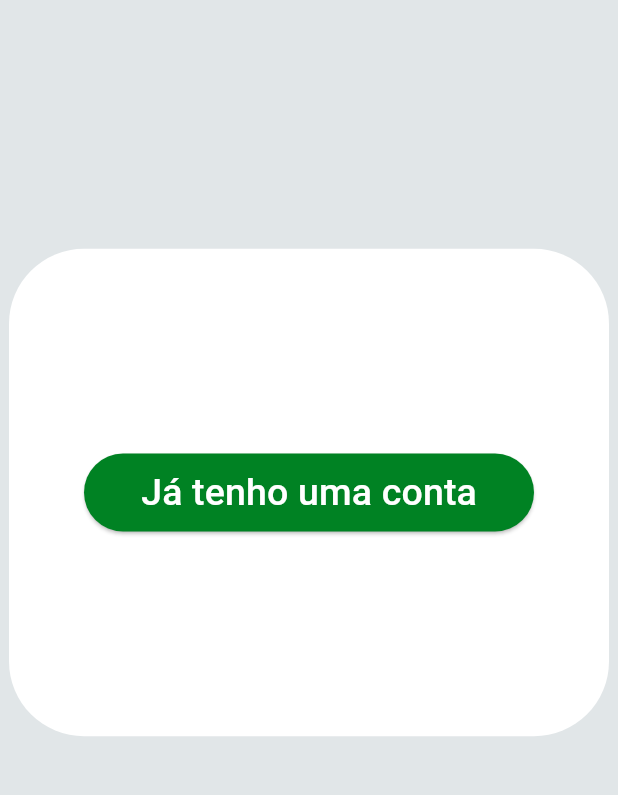
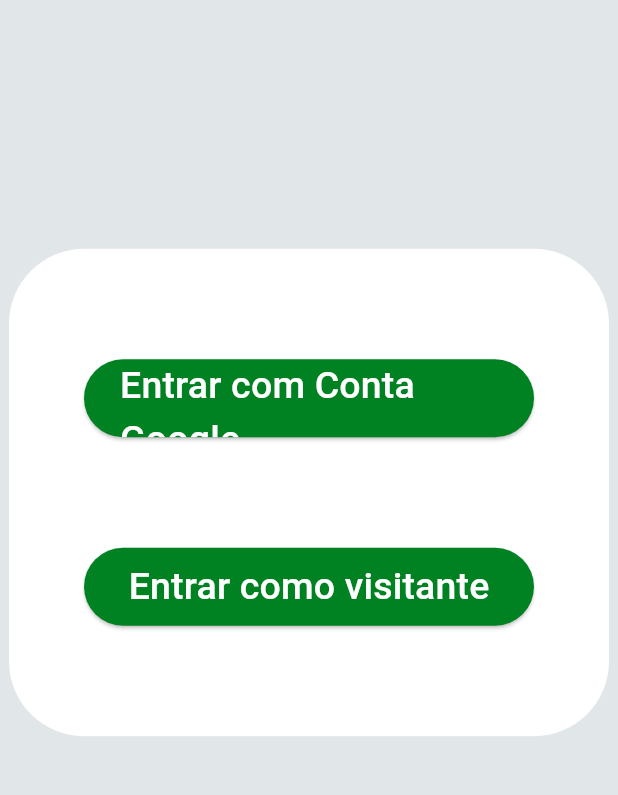
Before and after one commit to Promove-UFF/promove-uff-app, a Flutter app: the screen it shows after launch, on a phone screen of 412 x 824 dp, the part 280-1075 px from its top. Run offline on Flutter 3.47's test engine with Material 3 defaults, Android fonts, the phone set to English and light mode, and no system bars; our stand-ins replace cloud_firestore, firebase_auth, firebase_core, flutter_map, google_sign_in, latlong2; accounts and stored records are empty; Roboto replaces fonts that are missing (Montserrat).

Commit message:
Add visitante

```diff
--- a/app/lib/home.dart
+++ b/app/lib/home.dart
@@ -2,6 +2,7 @@
 import 'package:project_uff/google_sign_in_handler.dart';
 import 'package:project_uff/interface.dart';
 import 'package:provider/provider.dart';
+import 'package:project_uff/usuario.dart';
 
 class MyScreen extends StatelessWidget {
   const MyScreen({super.key});
@@ -75,7 +76,7 @@
               ),
               onPressed: () => googleSignInHandler?.signInWithGoogle(context),
               child: Text(
-                'Já tenho uma conta',
+                'Entrar com Conta Google',
                 style: TextStyle(
                   color: Colors.white,
                   fontSize: 25,
@@ -84,29 +85,34 @@
               ),
             ),
           ),
-          // SizedBox(
-          //   width: 300,
-          //   height: 52,
-          //   child: ElevatedButton(
-          //     style: ElevatedButton.styleFrom(
-          //       backgroundColor: Color.fromARGB(255, 0, 130, 35),
-          //     ),
-          //     onPressed: () => Navigator.push(
-          //       context,
-          //       MaterialPageRoute(
-          //         builder: (context) => InterfacePage(0),
-          //       ),
-          //     ),
-          //     child: Text(
-          //       'Não tenho uma conta',
-          //       style: TextStyle(
-          //         color: Colors.white,
-          //         fontSize: 25,
-          //         fontFamily: 'Montserrat',
-          //       ),
-          //     ),
-          //   ),
-          // ),
+          SizedBox(
+            width: 300,
+            height: 52,
+            child: ElevatedButton(
+              style: ElevatedButton.styleFrom(
+                backgroundColor: Color.fromARGB(255, 0, 130, 35),
+              ),
+              onPressed: () {
+                // Cria um usuário visitante e passa como parâmetro
+                Usuario visitante = Usuario.visitante();
+
+                Navigator.push(
+                  context,
+                  MaterialPageRoute(
+                    builder: (context) => InterfacePage(visitante),
+                  ),
+                );
+              },
+              child: Text(
+                'Entrar como visitante',
+                style: TextStyle(
+                  color: Colors.white,
+                  fontSize: 25,
+                  fontFamily: 'Montserrat',
+                ),
+              ),
+            ),
+          ),
         ],
       ),
     );
--- a/app/lib/usuario.dart
+++ b/app/lib/usuario.dart
@@ -22,6 +22,14 @@
       isProfessor: data['isProfessor'],
     );
   }
+  factory Usuario.visitante() {
+    return Usuario(
+      id: 'visitante_id',
+      email: 'visitante@exemplo.com',
+      nome: 'Visitante',
+      isProfessor: false,
+    );
+  }
 
   Map<String, dynamic> toFirestore() {
     return {
--- a/app/pubspec.yaml
+++ b/app/pubspec.yaml
@@ -37,7 +37,7 @@
   # Use with the CupertinoIcons class for iOS style icons.
   cupertino_icons: ^1.0.6
   path: ^1.9.0
-  sqflite: ^2.3.3
+  geocoding: ^2.0.0
   flutter_map: ^7.0.2
   latlong2: ^0.9.1
   firebase_core: ^2.24.2
```
Also changed, not shown: app/pubspec.lock, 1 other file.
